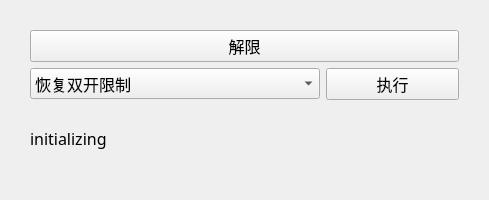
link-fgfgui/UHSRMR, file widget.ui: the form before one commit.
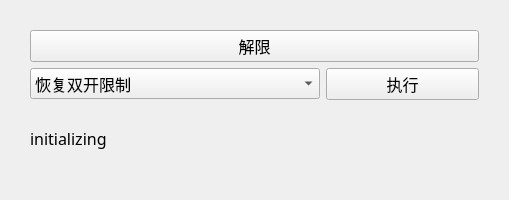
The form after the commit.

Diff of the .ui file:
```diff
--- a/widget.ui
+++ b/widget.ui
@@ -6,7 +6,7 @@
    <rect>
     <x>0</x>
     <y>0</y>
-    <width>489</width>
+    <width>509</width>
     <height>200</height>
    </rect>
   </property>
```
Left out of the diff: 6 changed lines with no effect on the pictures.
